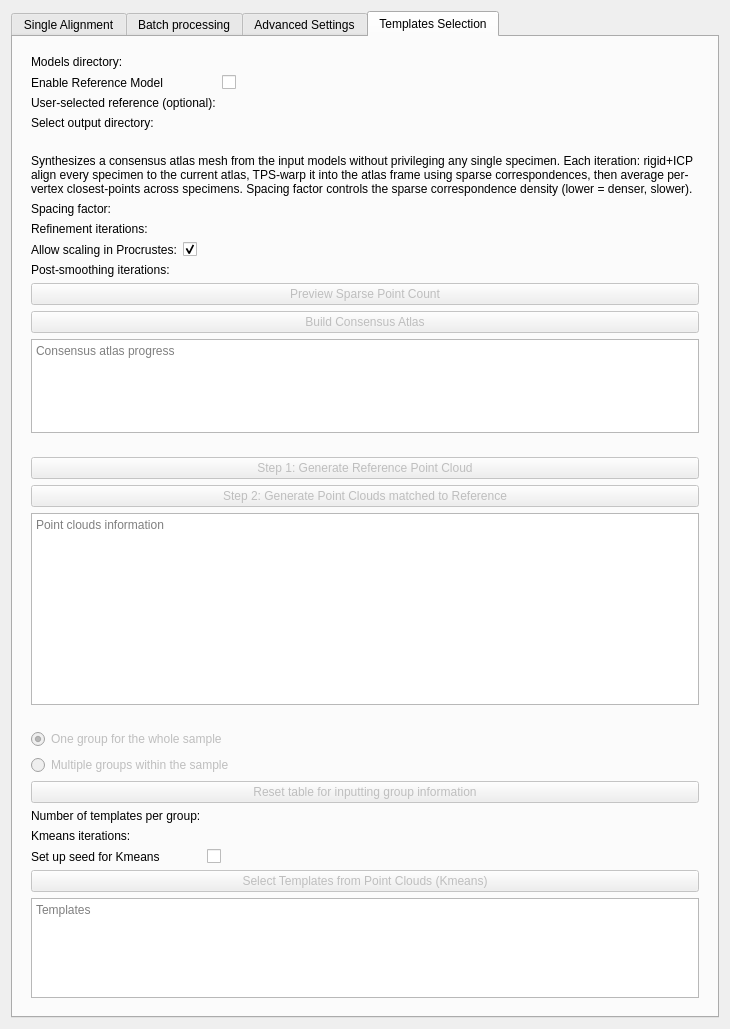
SlicerMorph/SlicerMorph, file ALPACA/Resources/UI/ALPACA.ui: the form before one commit.
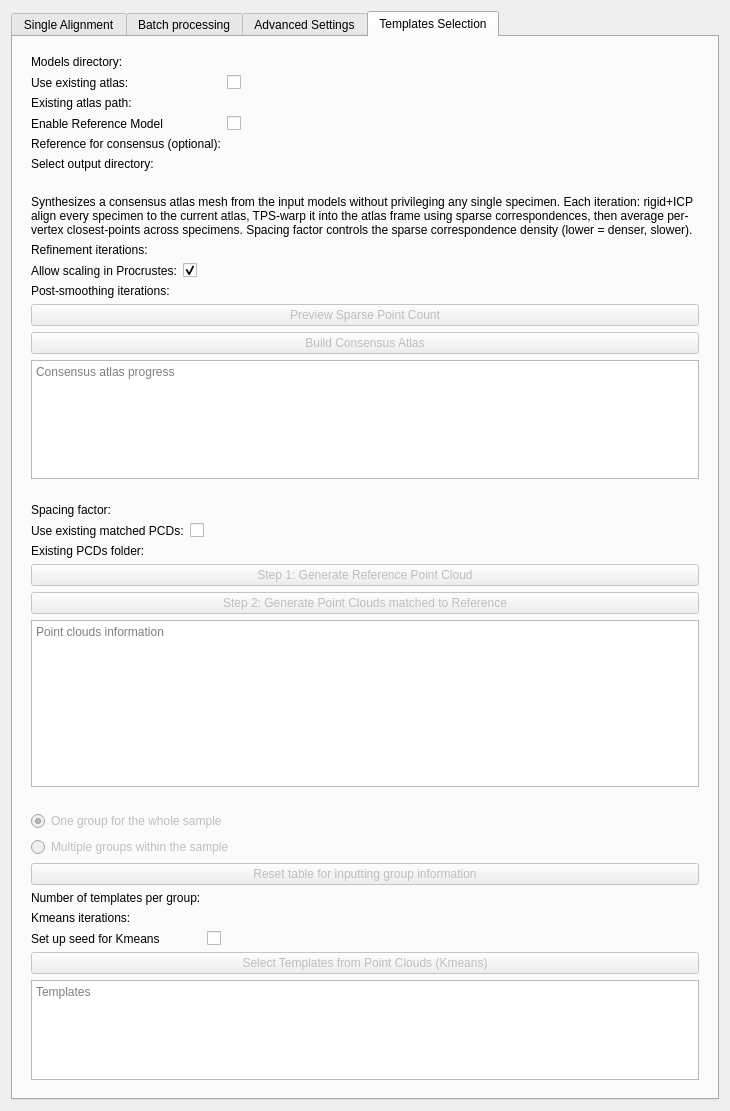
The form after the commit. The open tabs and pages were chosen to show the change. Custom widgets are drawn as their Qt base class.

Commit message: ALPACA: refactor Templates tab into mixin submodule + UX & plot fixes

The edit to the form file:
```diff
--- a/ALPACA/Resources/UI/ALPACA.ui
+++ b/ALPACA/Resources/UI/ALPACA.ui
@@ -1092,27 +1092,66 @@
            </widget>
           </item>
           <item row="1" column="0">
+           <widget class="QLabel" name="useExistingAtlasLabel">
+            <property name="text">
+             <string>Use existing atlas:</string>
+            </property>
+           </widget>
+          </item>
+          <item row="1" column="1">
+           <widget class="QCheckBox" name="useExistingAtlasCheckBox">
+            <property name="toolTip">
+             <string>Check to load a pre-built consensus atlas (or any reference mesh) and skip directly to Point Cloud Generation, without re-running atlas construction.</string>
+            </property>
+           </widget>
+          </item>
+          <item row="2" column="0">
+           <widget class="QLabel" name="existingAtlasSelectorLabel">
+            <property name="text">
+             <string>Existing atlas path:</string>
+            </property>
+           </widget>
+          </item>
+          <item row="2" column="1">
+           <widget class="ctkPathLineEdit" name="existingAtlasSelector" native="true">
+            <property name="toolTip">
+             <string>Path to a pre-built consensus atlas or any reference mesh (.ply, .obj, .stl, .vtk). When "Use existing atlas" is checked this is used as the reference for Point Cloud Generation, bypassing the Consensus Atlas Construction step.</string>
+            </property>
+            <property name="filters">
+             <set>ctkPathLineEdit::Files</set>
+            </property>
+            <property name="nameFilters" stdset="0">
+             <stringlist>
+              <string>*.ply</string>
+              <string>*.obj</string>
+              <string>*.stl</string>
+              <string>*.vtk</string>
+             </stringlist>
+            </property>
+           </widget>
+          </item>
+          <item row="3" column="0">
            <widget class="QLabel" name="selectRefCheckBoxLabel">
             <property name="text">
              <string>Enable Reference Model</string>
             </property>
            </widget>
           </item>
-          <item row="1" column="1">
+          <item row="3" column="1">
            <widget class="QCheckBox" name="selectRefCheckBox">
             <property name="toolTip">
              <string>Check to enable selecting a model as the reference. Unchecked = default</string>
             </property>
            </widget>
           </item>
-          <item row="2" column="0">
+          <item row="4" column="0">
            <widget class="QLabel" name="referenceSelectorLabel">
             <property name="text">
-             <string>User-selected reference (optional):</string>
+             <string>Reference for consensus (optional):</string>
             </property>
            </widget>
           </item>
-          <item row="2" column="1">
+          <item row="4" column="1">
            <widget class="ctkPathLineEdit" name="referenceSelector" native="true">
             <property name="toolTip">
              <string>The default reference model for downsampling point clouds with matching points will be the first specimen. Users can also manually select a reference model here </string>
@@ -1130,14 +1169,14 @@
             </property>
            </widget>
           </item>
-          <item row="3" column="0">
+          <item row="5" column="0">
            <widget class="QLabel" name="kmeansOutputSelectorLabel">
             <property name="text">
              <string>Select output directory:</string>
             </property>
            </widget>
           </item>
-          <item row="3" column="1">
+          <item row="5" column="1">
            <widget class="ctkPathLineEdit" name="kmeansOutputSelector" native="true">
             <property name="toolTip">
              <string>Specify the output directory for the kmeans multi-template selection output</string>
@@ -1169,32 +1208,6 @@
             </property>
            </widget>
           </item>
-          <item row="1" column="0">
-           <widget class="QLabel" name="consensusSpacingLabel">
-            <property name="text">
-             <string>Spacing factor:</string>
-            </property>
-           </widget>
-          </item>
-          <item row="1" column="1">
-           <widget class="ctkSliderWidget" name="spacingFactorSlider" native="true">
-            <property name="toolTip">
-             <string>Controls density of the sparse correspondence cloud used by both consensus atlas construction and Point Cloud Generation. Lower values = denser sampling = more correspondences = slower but better local alignment. Adjust BEFORE clicking Build Consensus Atlas.</string>
-            </property>
-            <property name="decimals" stdset="0">
-             <number>3</number>
-            </property>
-            <property name="singleStep" stdset="0">
-             <double>0.001000000000000</double>
-            </property>
-            <property name="maximum" stdset="0">
-             <double>0.100000000000000</double>
-            </property>
-            <property name="value" stdset="0">
-             <double>0.040000000000000</double>
-            </property>
-           </widget>
-          </item>
           <item row="2" column="0">
            <widget class="QLabel" name="consensusIterationsLabel">
             <property name="text">
@@ -1324,7 +1337,67 @@
           <bool>false</bool>
          </property>
          <layout class="QFormLayout" name="downMatchingPCDWidgetLayout">
-          <item row="1" column="0" colspan="2">
+          <item row="0" column="0">
+           <widget class="QLabel" name="consensusSpacingLabel">
+            <property name="text">
+             <string>Spacing factor:</string>
+            </property>
+           </widget>
+          </item>
+          <item row="0" column="1">
+           <widget class="ctkSliderWidget" name="spacingFactorSlider" native="true">
+            <property name="toolTip">
+             <string>Controls density of the sparse correspondence cloud used by both consensus atlas construction and Point Cloud Generation. Lower values = denser sampling = more correspondences = slower but better local alignment. Set BEFORE clicking Step 1 (or Build Consensus Atlas).</string>
+            </property>
+            <property name="decimals" stdset="0">
+             <number>3</number>
+            </property>
+            <property name="singleStep" stdset="0">
+             <double>0.001000000000000</double>
+            </property>
+            <property name="maximum" stdset="0">
+             <double>0.100000000000000</double>
+            </property>
+            <property name="value" stdset="0">
+             <double>0.040000000000000</double>
+            </property>
+           </widget>
+          </item>
+          <item row="1" column="0">
+           <widget class="QLabel" name="useExistingPCDsLabel">
+            <property name="text">
+             <string>Use existing matched PCDs:</string>
+            </property>
+           </widget>
+          </item>
+          <item row="1" column="1">
+           <widget class="QCheckBox" name="useExistingPCDsCheckBox">
+            <property name="toolTip">
+             <string>Skip Steps 1 and 2 by loading a previously generated 'matching_point_clouds' folder. Use this to re-run k-means with different cluster counts or grouping without redoing point cloud matching.</string>
+            </property>
+            <property name="text">
+             <string></string>
+            </property>
+           </widget>
+          </item>
+          <item row="2" column="0">
+           <widget class="QLabel" name="existingPCDsSelectorLabel">
+            <property name="text">
+             <string>Existing PCDs folder:</string>
+            </property>
+           </widget>
+          </item>
+          <item row="2" column="1">
+           <widget class="ctkPathLineEdit" name="existingPCDsSelector" native="true">
+            <property name="toolTip">
+             <string>Folder containing previously generated matched point cloud files (.mrk.json or .fcsv). Typically the 'matching_point_clouds' subfolder of a prior k-means output directory.</string>
+            </property>
+            <property name="filters">
+             <set>ctkPathLineEdit::Dirs</set>
+            </property>
+           </widget>
+          </item>
+          <item row="3" column="0" colspan="2">
            <widget class="QPushButton" name="downReferenceButton">
             <property name="enabled">
              <bool>false</bool>
@@ -1337,7 +1410,7 @@
             </property>
            </widget>
           </item>
-          <item row="2" column="0" colspan="2">
+          <item row="4" column="0" colspan="2">
            <widget class="QPushButton" name="matchingPointsButton">
             <property name="enabled">
              <bool>false</bool>
@@ -1350,7 +1423,7 @@
             </property>
            </widget>
           </item>
-          <item row="3" column="0" colspan="2">
+          <item row="5" column="0" colspan="2">
            <widget class="QPlainTextEdit" name="subsampleInfo2">
             <property name="sizePolicy">
              <sizepolicy hsizetype="Preferred" vsizetype="MinimumExpanding">
```
Left out of the diff: 4 changed lines with no effect on the pictures. The commit also changes 4 other files.
